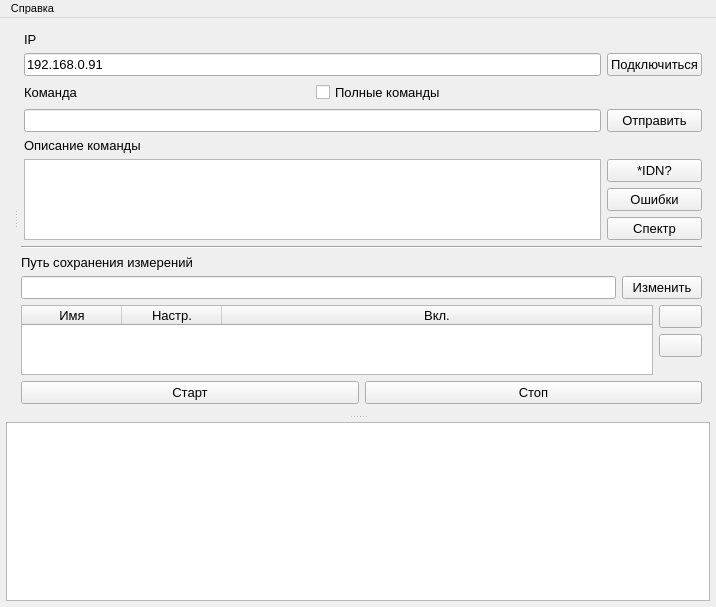
Old version of the form ui/mainwindow.ui in the repository irsural/spectrum_reader.
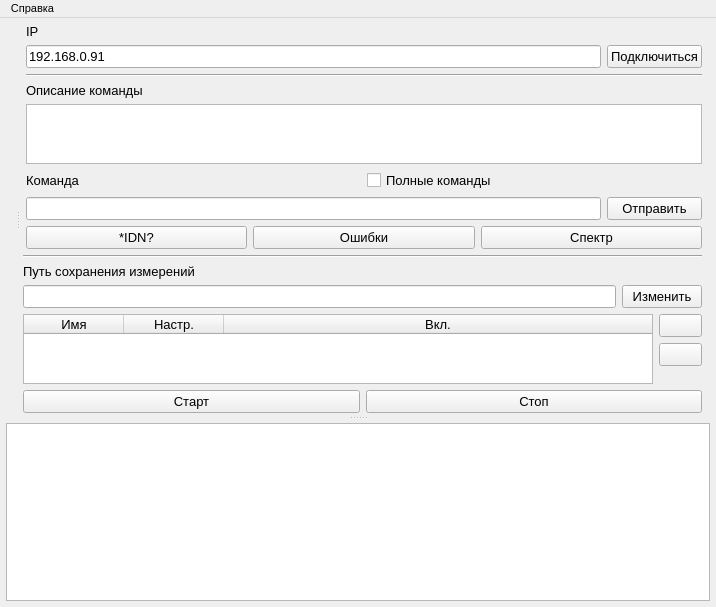
New version of the form. Icons and pictures are not drawn.

Diff of the .ui file:
```diff
--- a/ui/mainwindow.ui
+++ b/ui/mainwindow.ui
@@ -78,40 +78,31 @@
          <property name="leftMargin">
           <number>3</number>
          </property>
+         <property name="topMargin">
+          <number>3</number>
+         </property>
+         <property name="bottomMargin">
+          <number>3</number>
+         </property>
          <item>
           <layout class="QGridLayout" name="gridLayout_2">
            <property name="leftMargin">
             <number>3</number>
            </property>
-           <item row="2" column="0">
-            <layout class="QHBoxLayout" name="horizontalLayout">
-             <item>
-              <widget class="QLabel" name="label">
+           <item row="3" column="0">
+            <widget class="QLabel" name="label_3">
                <property name="text">
-                <string>Команда</string>
+              <string>Описание команды</string>
                </property>
               </widget>
              </item>
-             <item>
-              <widget class="QCheckBox" name="tip_full_cmd_checkbox">
-               <property name="text">
-                <string>Полные команды</string>
-               </property>
-              </widget>
-             </item>
-            </layout>
-           </item>
-           <item row="5" column="1">
-            <widget class="QPushButton" name="idn_button">
+           <item row="8" column="0">
+            <widget class="QLineEdit" name="cmd_edit"/>
+           </item>
+           <item row="8" column="1">
+            <widget class="QPushButton" name="send_cmd_button">
              <property name="text">
-              <string>*IDN?</string>
-             </property>
-            </widget>
-           </item>
-           <item row="7" column="1">
-            <widget class="QPushButton" name="read_specter_button">
-             <property name="text">
-              <string>Спектр</string>
+              <string>Отправить</string>
              </property>
             </widget>
            </item>
@@ -122,6 +113,20 @@
              </property>
             </widget>
            </item>
+           <item row="1" column="0">
+            <widget class="QLineEdit" name="ip_edit">
+             <property name="text">
+              <string>192.168.0.91</string>
+             </property>
+            </widget>
+           </item>
+           <item row="2" column="0" colspan="2">
+            <widget class="Line" name="line_2">
+             <property name="orientation">
+              <enum>Qt::Horizontal</enum>
+             </property>
+            </widget>
+           </item>
            <item row="0" column="0">
             <widget class="QLabel" name="label_2">
              <property name="text">
@@ -129,38 +134,32 @@
              </property>
             </widget>
            </item>
-           <item row="3" column="0">
-            <widget class="QLineEdit" name="cmd_edit"/>
-           </item>
-           <item row="6" column="1">
+           <item row="9" column="0" colspan="2">
+            <layout class="QHBoxLayout" name="horizontalLayout_5">
+             <item>
+              <widget class="QPushButton" name="idn_button">
+               <property name="text">
+                <string>*IDN?</string>
+               </property>
+              </widget>
+             </item>
+             <item>
             <widget class="QPushButton" name="error_buttons">
              <property name="text">
               <string>Ошибки</string>
              </property>
             </widget>
            </item>
-           <item row="3" column="1">
-            <widget class="QPushButton" name="send_cmd_button">
+             <item>
+              <widget class="QPushButton" name="read_specter_button">
              <property name="text">
-              <string>Отправить</string>
+                <string>Спектр</string>
              </property>
             </widget>
            </item>
-           <item row="4" column="0">
-            <widget class="QLabel" name="label_3">
-             <property name="text">
-              <string>Описание команды</string>
-             </property>
-            </widget>
+            </layout>
            </item>
-           <item row="1" column="0">
-            <widget class="QLineEdit" name="ip_edit">
-             <property name="text">
-              <string>192.168.0.91</string>
-             </property>
-            </widget>
-           </item>
-           <item row="5" column="0" rowspan="3">
+           <item row="4" column="0" rowspan="3" colspan="2">
             <widget class="QPlainTextEdit" name="cmd_description_text_edit">
              <property name="sizePolicy">
               <sizepolicy hsizetype="Expanding" vsizetype="Expanding">
@@ -168,11 +167,35 @@
                <verstretch>0</verstretch>
               </sizepolicy>
              </property>
+             <property name="maximumSize">
+              <size>
+               <width>16777215</width>
+               <height>60</height>
+              </size>
+             </property>
              <property name="readOnly">
               <bool>true</bool>
              </property>
             </widget>
            </item>
+           <item row="7" column="0" colspan="2">
+            <layout class="QHBoxLayout" name="horizontalLayout">
+             <item>
+              <widget class="QLabel" name="label">
+               <property name="text">
+                <string>Команда</string>
+               </property>
+              </widget>
+             </item>
+             <item>
+              <widget class="QCheckBox" name="tip_full_cmd_checkbox">
+               <property name="text">
+                <string>Полные команды</string>
+               </property>
+              </widget>
+             </item>
+            </layout>
+           </item>
           </layout>
          </item>
          <item>
@@ -212,7 +235,7 @@
                <property name="sizePolicy">
                 <sizepolicy hsizetype="Expanding" vsizetype="Expanding">
                  <horstretch>0</horstretch>
-                 <verstretch>0</verstretch>
+                 <verstretch>1</verstretch>
                 </sizepolicy>
                </property>
                <property name="selectionMode">
```
Lines whose indentation alone changed are shown as unchanged.
